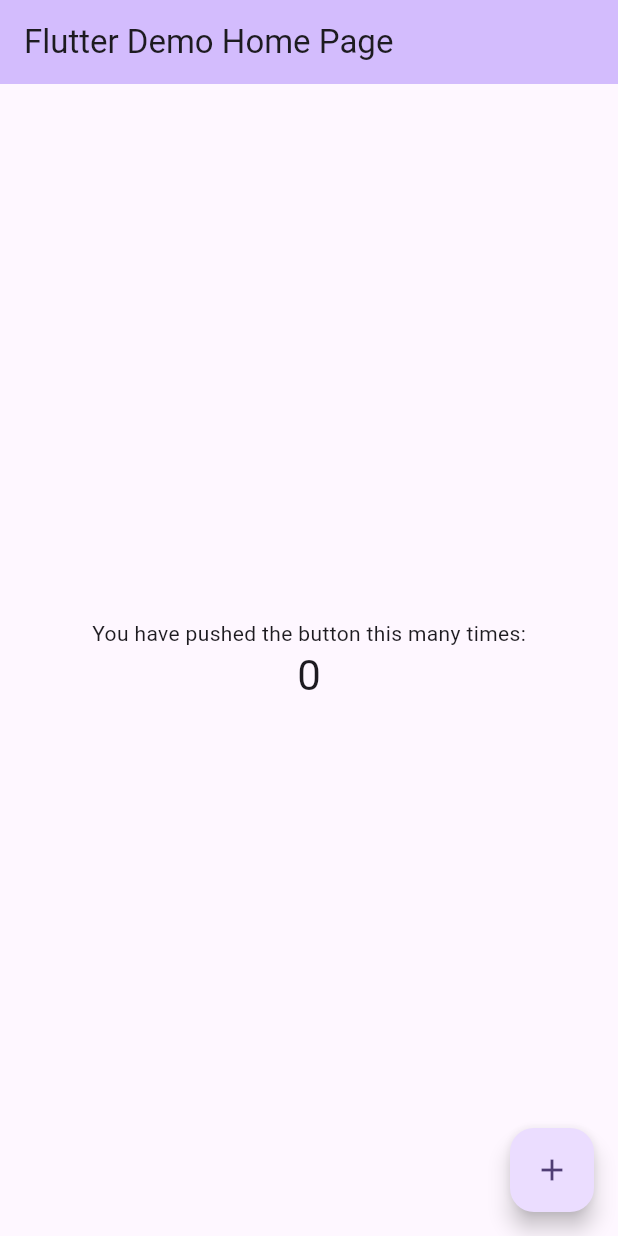
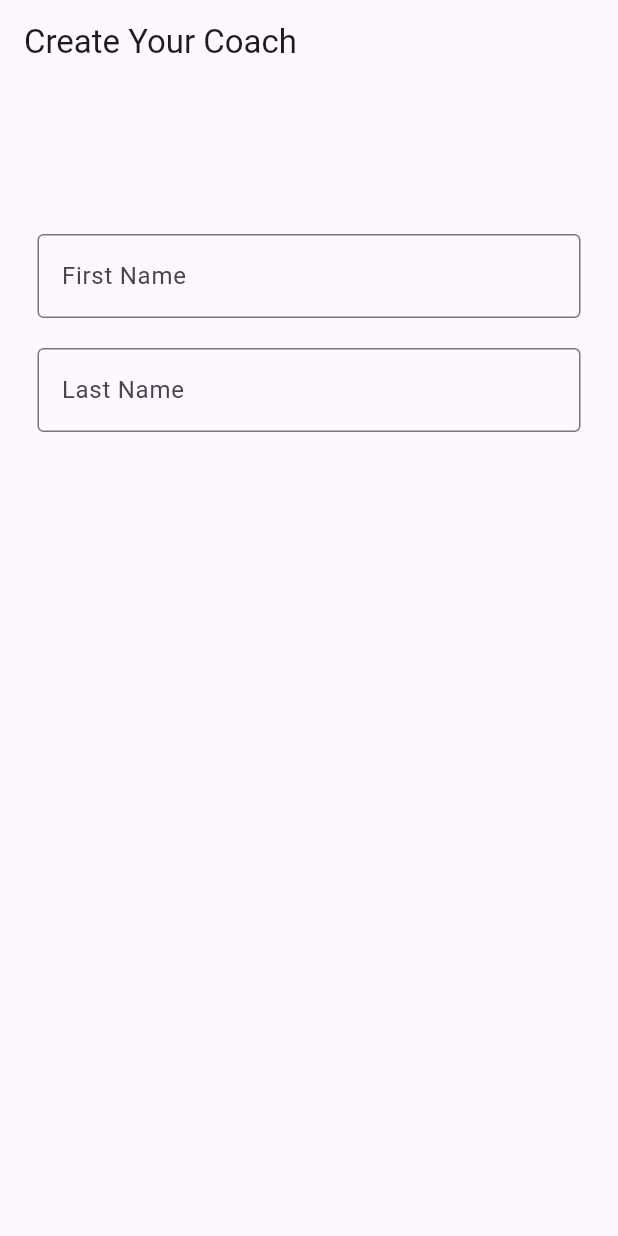
Before and after one commit to parkerkajfasz/cbb, a Flutter app: the screen it shows after launch, on a phone screen of 412 x 824 dp. Run offline on Flutter 3.47's test engine with Material 3 defaults, Android fonts, the phone set to English and light mode, and no system bars.

Commit message:
coach-creation added sample coach creation screen

```diff
--- a/lib/coach/models/coach.dart
+++ b/lib/coach/models/coach.dart
@@ -17,15 +17,12 @@ class Coach {
     initExperience();
   }
 
-  @override
   void initFirstName() {
     firstName = Constants.FIRST_NAMES[random.nextInt(100)];
   }
-  @override
   void initLastName() {
     lastName = Constants.LAST_NAMES[random.nextInt(100)];
   }
-
   void initExperience() {
     experience = random.nextInt(41);
   }
--- a/lib/main.dart
+++ b/lib/main.dart
@@ -1,125 +1,14 @@
+import 'package:cbb_v1/coach/models/coach.dart';
+import 'package:cbb_v1/ui/coach_creation.dart';
 import 'package:flutter/material.dart';
+ // coach creation
+  // team selection
+  // team home page
+  // team roster screen
+  // standings
+  // top 25
+  //
 
 void main() {
-  runApp(const MyApp());
+  runApp(MaterialApp(home: CoachCreation()));
 }
-
-class MyApp extends StatelessWidget {
-  const MyApp({super.key});
-
-  // This widget is the root of your application.
-  @override
-  Widget build(BuildContext context) {
-    return MaterialApp(
-      title: 'Flutter Demo',
-      theme: ThemeData(
-        // This is the theme of your application.
-        //
-        // TRY THIS: Try running your application with "flutter run". You'll see
-        // the application has a purple toolbar. Then, without quitting the app,
-        // try changing the seedColor in the colorScheme below to Colors.green
-        // and then invoke "hot reload" (save your changes or press the "hot
-        // reload" button in a Flutter-supported IDE, or press "r" if you used
-        // the command line to start the app).
-        //
-        // Notice that the counter didn't reset back to zero; the application
-        // state is not lost during the reload. To reset the state, use hot
-        // restart instead.
-        //
-        // This works for code too, not just values: Most code changes can be
-        // tested with just a hot reload.
-        colorScheme: ColorScheme.fromSeed(seedColor: Colors.deepPurple),
-        useMaterial3: true,
-      ),
-      home: const MyHomePage(title: 'Flutter Demo Home Page'),
-    );
-  }
-}
-
-class MyHomePage extends StatefulWidget {
-  const MyHomePage({super.key, required this.title});
-
-  // This widget is the home page of your application. It is stateful, meaning
-  // that it has a State object (defined below) that contains fields that affect
-  // how it looks.
-
-  // This class is the configuration for the state. It holds the values (in this
-  // case the title) provided by the parent (in this case the App widget) and
-  // used by the build method of the State. Fields in a Widget subclass are
-  // always marked "final".
-
-  final String title;
-
-  @override
-  State<MyHomePage> createState() => _MyHomePageState();
-}
-
-class _MyHomePageState extends State<MyHomePage> {
-  int _counter = 0;
-
-  void _incrementCounter() {
-    setState(() {
-      // This call to setState tells the Flutter framework that something has
-      // changed in this State, which causes it to rerun the build method below
-      // so that the display can reflect the updated values. If we changed
-      // _counter without calling setState(), then the build method would not be
-      // called again, and so nothing would appear to happen.
-      _counter++;
-    });
-  }
-
-  @override
-  Widget build(BuildContext context) {
-    // This method is rerun every time setState is called, for instance as done
-    // by the _incrementCounter method above.
-    //
-    // The Flutter framework has been optimized to make rerunning build methods
-    // fast, so that you can just rebuild anything that needs updating rather
-    // than having to individually change instances of widgets.
-    return Scaffold(
-      appBar: AppBar(
-        // TRY THIS: Try changing the color here to a specific color (to
-        // Colors.amber, perhaps?) and trigger a hot reload to see the AppBar
-        // change color while the other colors stay the same.
-        backgroundColor: Theme.of(context).colorScheme.inversePrimary,
-        // Here we take the value from the MyHomePage object that was created by
-        // the App.build method, and use it to set our appbar title.
-        title: Text(widget.title),
-      ),
-      body: Center(
-        // Center is a layout widget. It takes a single child and positions it
-        // in the middle of the parent.
-        child: Column(
-          // Column is also a layout widget. It takes a list of children and
-          // arranges them vertically. By default, it sizes itself to fit its
-          // children horizontally, and tries to be as tall as its parent.
-          //
-          // Column has various properties to control how it sizes itself and
-          // how it positions its children. Here we use mainAxisAlignment to
-          // center the children vertically; the main axis here is the vertical
-          // axis because Columns are vertical (the cross axis would be
-          // horizontal).
-          //
-          // TRY THIS: Invoke "debug painting" (choose the "Toggle Debug Paint"
-          // action in the IDE, or press "p" in the console), to see the
-          // wireframe for each widget.
-          mainAxisAlignment: MainAxisAlignment.center,
-          children: <Widget>[
-            const Text(
-              'You have pushed the button this many times:',
-            ),
-            Text(
-              '$_counter',
-              style: Theme.of(context).textTheme.headlineMedium,
-            ),
-          ],
-        ),
-      ),
-      floatingActionButton: FloatingActionButton(
-        onPressed: _incrementCounter,
-        tooltip: 'Increment',
-        child: const Icon(Icons.add),
-      ), // This trailing comma makes auto-formatting nicer for build methods.
-    );
-  }
-}
--- /dev/null
+++ b/lib/ui/coach_creation.dart
@@ -0,0 +1,62 @@
+import 'package:cbb_v1/coach/models/coach.dart';
+import 'package:flutter/material.dart';
+
+class CoachCreation extends StatefulWidget {
+  CoachCreation({super.key});
+
+  @override
+  State<CoachCreation> createState() => _CoachCreationState();
+}
+
+// 3). first name text field
+// 4). last name text field
+// 5). age
+// 6). coach philosophy
+// 7). coach upgrades
+
+class _CoachCreationState extends State<CoachCreation> {
+
+  Coach coach = Coach();
+
+  void handleFirstName(String name) {
+    coach.firstName = name;
+  }
+  void handleLastName(String name) {
+    coach.lastName = name;
+  }
+
+  @override
+  Widget build(BuildContext context) {
+    return Scaffold(
+      appBar: AppBar(
+        title: Text("Create Your Coach"),
+      ),
+      body: Container(
+        margin: EdgeInsets.fromLTRB(25, 100, 25, 100),
+        child: Column(
+          children: <Widget>[
+            TextField(
+              decoration: InputDecoration(
+                border: OutlineInputBorder(),
+                labelText: "First Name",
+              ),
+              onSubmitted: (value) {
+                handleFirstName(value);
+              },
+            ),
+            SizedBox(height: 20),
+            TextField(
+              decoration: InputDecoration(
+                border: OutlineInputBorder(),
+                labelText: "Last Name",
+              ),
+              onSubmitted: (value) {
+                handleLastName(value);
+              },
+            ),
+          ],
+        ),
+      ),
+    );
+  }
+}
```
Also changed, not shown: flutter_01.png (added).
